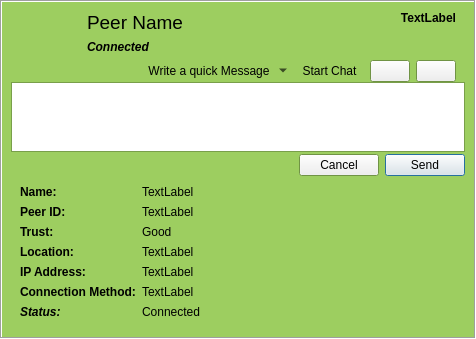
First picture: the form in retroshare-gui/src/gui/feeds/PeerItem.ui, repository RetroShare/RetroShare, before the edit.
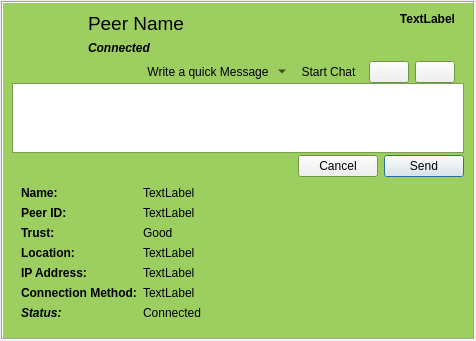
Second picture: the form after the edit. Icons and pictures are not drawn. Custom widgets are drawn as their Qt base class.

What changed in the file:
```diff
--- a/retroshare-gui/src/gui/feeds/PeerItem.ui
+++ b/retroshare-gui/src/gui/feeds/PeerItem.ui
@@ -11,8 +11,17 @@
    </rect>
   </property>
   <layout class="QGridLayout">
-   <property name="margin">
-    <number>0</number>
+   <property name="leftMargin">
+    <number>1</number>
+   </property>
+   <property name="topMargin">
+    <number>1</number>
+   </property>
+   <property name="rightMargin">
+    <number>1</number>
+   </property>
+   <property name="bottomMargin">
+    <number>1</number>
    </property>
    <item row="0" column="0">
     <widget class="QFrame" name="frame">
```
